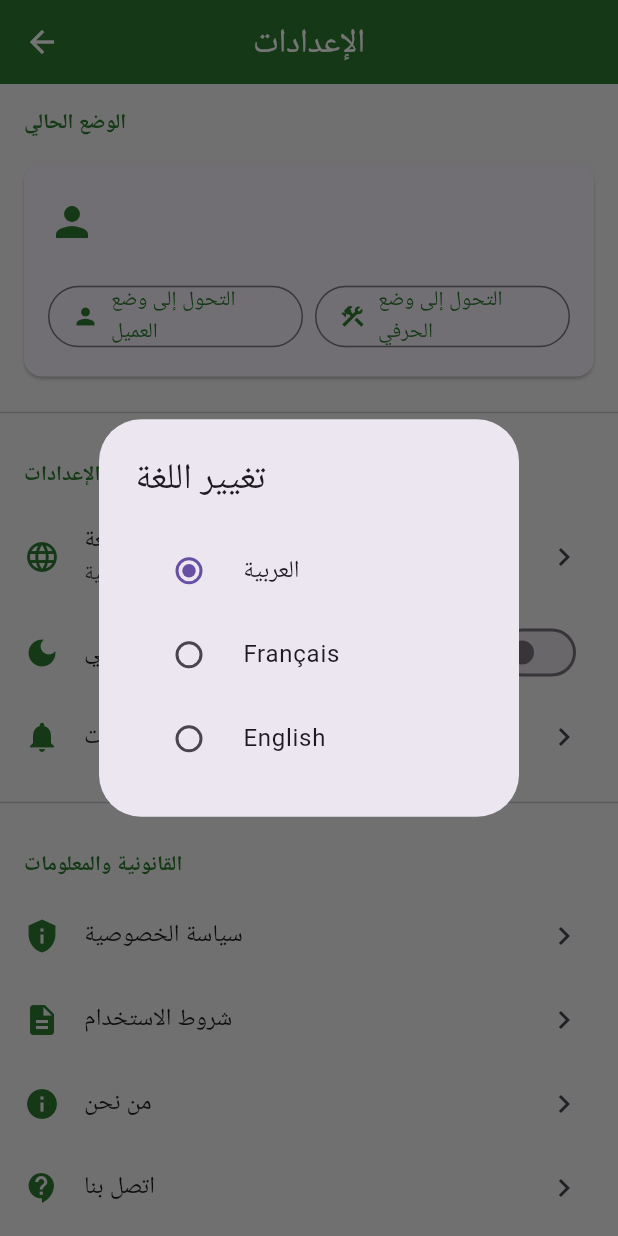
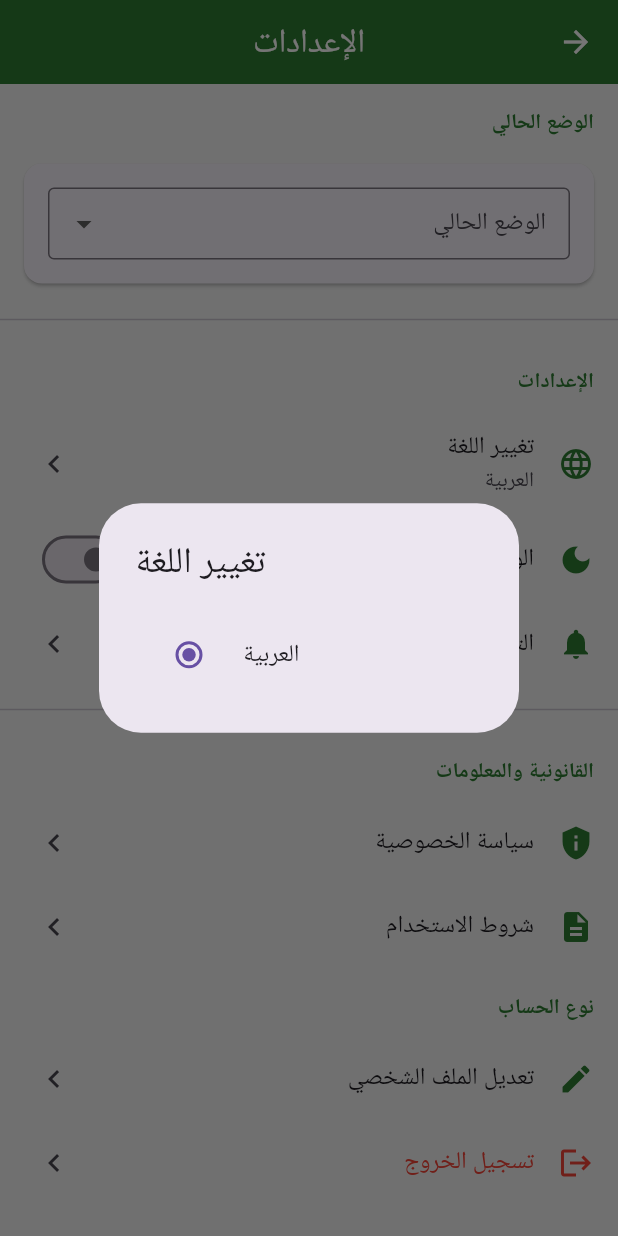
Before and after one commit to azref/elhirafi, a Flutter app: the SettingsScreen screen opened by its route, after a tap on "تغيير اللغة", on a phone screen of 412 x 824 dp. Run offline on Flutter 3.47's test engine with Material 3 defaults, Android fonts, the phone set to English and light mode, and no system bars; our stand-ins replace audioplayers, cloud_firestore, firebase_analytics, firebase_auth, firebase_core, firebase_crashlytics and 6 more; missing offline and left inert: record; accounts and stored records are empty; network calls fail; Roboto replaces fonts that are missing (Cairo).

Commit message:
Update settings_screen.dart

```diff
--- a/lib/screens/main/settings_screen.dart
+++ b/lib/screens/main/settings_screen.dart
@@ -12,6 +12,8 @@ import '../content/privacy_policy_screen.dart';
 import '../content/terms_of_service_screen.dart';
 import '../content/about_us_screen.dart';
 import '../content/contact_us_screen.dart';
+// سنحتاج هذا الملف للانتقال إلى شاشة تعديل الملف الشخصي
+import 'profile_screen.dart';
 
 class SettingsScreen extends StatefulWidget {
   const SettingsScreen({super.key});
@@ -24,28 +26,40 @@ class _SettingsScreenState extends State<SettingsScreen> {
   bool _isDarkMode = false;
   String _selectedLanguage = 'العربية';
 
+  // دالة لتغيير الوضع الليلي (ملاحظة 3)
+  void _toggleDarkMode(bool value) {
+    setState(() {
+      _isDarkMode = value;
+    });
+    // TODO: هنا يجب أن تضيف الكود الذي يغير السمة فعليًا في التطبيق
+    // على سبيل المثال، باستخدام provider لإدارة السمات.
+    ScaffoldMessenger.of(context).showSnackBar(
+      SnackBar(content: Text(_isDarkMode ? 'تم تفعيل الوضع الليلي' : 'تم إيقاف الوضع الليلي')),
+    );
+  }
+
   @override
   Widget build(BuildContext context) {
     final authProvider = Provider.of<AuthProvider>(context);
     final user = authProvider.user;
 
-    return Scaffold(
+    // ملاحظة 4: تغيير اتجاه الشاشة
+    return Directionality(
+      textDirection: TextDirection.rtl,
+      child: Scaffold(
         appBar: AppBar(
           title: const Text(AppStrings.settings),
           backgroundColor: AppColors.primaryColor,
         ),
         body: ListView(
           children: [
-          // --- بداية التعديل ---
-          // User Mode Section (only show if user is not a supplier)
             if (user != null && user.userType != 'supplier') ...[
               _buildSectionHeader(AppStrings.currentMode),
-            _buildModeCard(user, authProvider),
+              // ملاحظة 1: تحويل الأزرار إلى قائمة منسدلة
+              _buildModeDropdown(user, authProvider),
               const Divider(height: 32),
             ],
-          // --- نهاية التعديل ---
 
-          // App Settings
             _buildSectionHeader(AppStrings.settings),
             _buildSettingsTile(
               icon: Icons.language,
@@ -53,97 +67,49 @@ class _SettingsScreenState extends State<SettingsScreen> {
               subtitle: _selectedLanguage,
               onTap: () => _showLanguageDialog(),
             ),
+            // ملاحظة 3: تفعيل الوضع الليلي
             _buildSwitchTile(
               icon: Icons.dark_mode,
               title: AppStrings.darkMode,
               value: _isDarkMode,
-            onChanged: (value) {
-              setState(() => _isDarkMode = value);
-            },
+              onChanged: _toggleDarkMode, // الربط بالدالة
             ),
             _buildSettingsTile(
               icon: Icons.notifications,
               title: AppStrings.notifications,
-            onTap: () {
-              // TODO: Navigate to notifications settings
-            },
+              onTap: () { /* Navigate to notifications settings */ },
             ),
             const Divider(height: 32),
 
-          // Legal & Info
             _buildSectionHeader('القانونية والمعلومات'),
+            // ... باقي الإعدادات تبقى كما هي
              _buildSettingsTile(
               icon: Icons.privacy_tip,
               title: AppStrings.privacyPolicy,
               onTap: () {
-              Navigator.push(
-                context,
-                MaterialPageRoute(
-                  builder: (context) => const PrivacyPolicyScreen(),
-                ),
-              );
+                Navigator.push(context, MaterialPageRoute(builder: (context) => const PrivacyPolicyScreen()));
               },
             ),
             _buildSettingsTile(
               icon: Icons.description,
               title: AppStrings.termsOfService,
               onTap: () {
-              Navigator.push(
-                context,
-                MaterialPageRoute(
-                  builder: (context) => const TermsOfServiceScreen(),
-                ),
-              );
+                Navigator.push(context, MaterialPageRoute(builder: (context) => const TermsOfServiceScreen()));
               },
             ),
-          _buildSettingsTile(
-            icon: Icons.info,
-            title: AppStrings.aboutUs,
-            onTap: () {
-              Navigator.push(
-                context,
-                MaterialPageRoute(
-                  builder: (context) => const AboutUsScreen(),
-                ),
-              );
-            },
-          ),
-          _buildSettingsTile(
-            icon: Icons.contact_support,
-            title: AppStrings.contactUs,
-            onTap: () {
-              Navigator.push(
-                context,
-                MaterialPageRoute(
-                  builder: (context) => const ContactUsScreen(),
-                ),
-              );
-            },
-          ),
-          const Divider(height: 32),
+            // ...
 
-          // Share & Rate
-          _buildSectionHeader('مشاركة التطبيق'),
-          _buildSettingsTile(
-            icon: Icons.share,
-            title: AppStrings.shareApp,
-            onTap: () => _shareApp(),
-          ),
-          _buildSettingsTile(
-            icon: Icons.star,
-            title: AppStrings.rateApp,
-            onTap: () => _rateApp(),
-          ),
-          const Divider(height: 32),
-
-          // Account
             if (user != null) ...[
               _buildSectionHeader(AppStrings.accountType),
+              // ملاحظة 5: تفعيل زر تعديل الملف الشخصي
               _buildSettingsTile(
                 icon: Icons.edit,
                 title: AppStrings.editProfile,
                 onTap: () {
-                // Navigate to profile edit
+                  Navigator.push(
+                    context,
+                    MaterialPageRoute(builder: (context) => const ProfileScreen()),
+                  );
                 },
               ),
               _buildSettingsTile(
@@ -152,26 +118,46 @@ class _SettingsScreenState extends State<SettingsScreen> {
                 textColor: AppColors.errorColor,
                 onTap: () => _showLogoutDialog(authProvider),
               ),
-            _buildSettingsTile(
-              icon: Icons.delete_forever,
-              title: AppStrings.deleteAccount,
-              textColor: AppColors.errorColor,
-              onTap: () => _showDeleteAccountDialog(authProvider),
-            ),
+              // ...
             ],
-
             const SizedBox(height: 32),
-          Center(
-            child: Text(
-              '${AppStrings.version} 1.0.0',
-              style: TextStyle(color: Colors.grey[600], fontSize: 12),
-            ),
-          ),
+            const Center(child: Text('${AppStrings.version} 1.0.0')),
             const SizedBox(height: 16),
           ],
         ),
+      ),
     );
   }
+
+  // الدالة الجديدة للقائمة المنسدلة (ملاحظة 1)
+  Widget _buildModeDropdown(UserModel user, AuthProvider authProvider) {
+    return Card(
+      margin: const EdgeInsets.symmetric(horizontal: 16, vertical: 8),
+      child: Padding(
+        padding: const EdgeInsets.all(16),
+        child: DropdownButtonFormField<String>(
+          value: user.userType,
+          decoration: const InputDecoration(
+            labelText: 'الوضع الحالي',
+            border: OutlineInputBorder(),
+            contentPadding: EdgeInsets.symmetric(horizontal: 12, vertical: 8),
+          ),
+          items: const [
+            DropdownMenuItem(value: AppStrings.client, child: Text(AppStrings.clientMode)),
+            DropdownMenuItem(value: AppStrings.craftsman, child: Text(AppStrings.craftsmanMode)),
+          ],
+          onChanged: (newValue) {
+            if (newValue != null && newValue != user.userType) {
+              _switchMode(newValue, authProvider);
+            }
+          },
+        ),
+      ),
+    );
+  }
+
+  // ... باقي الدوال المساعدة تبقى كما هي
+  // _buildSectionHeader, _buildSettingsTile, _buildSwitchTile, _showLanguageDialog, etc.
 
    Widget _buildSectionHeader(String title) {
     return Padding(
@@ -182,93 +168,6 @@ class _SettingsScreenState extends State<SettingsScreen> {
           fontSize: 14,
           fontWeight: FontWeight.bold,
           color: AppColors.primaryColor,
-        ),
-      ),
-    );
-  }
-
-  Widget _buildModeCard(UserModel user, AuthProvider authProvider) {
-    String currentModeText = '';
-    IconData currentModeIcon = Icons.person;
-
-    switch (user.userType) {
-      case 'client':
-        currentModeText = AppStrings.clientMode;
-        currentModeIcon = Icons.person;
-        break;
-      case 'craftsman':
-        currentModeText = AppStrings.craftsmanMode;
-        currentModeIcon = Icons.construction;
-        break;
-      case 'supplier':
-        currentModeText = AppStrings.supplierMode;
-        currentModeIcon = Icons.store;
-        break;
-    }
-
-    return Card(
-      margin: const EdgeInsets.symmetric(horizontal: 16, vertical: 8),
-      child: Padding(
-        padding: const EdgeInsets.all(16),
-        child: Column(
-          children: [
-            Row(
-              children: [
-                Icon(currentModeIcon, color: AppColors.primaryColor, size: 32),
-                const SizedBox(width: 16),
-                Expanded(
-                  child: Column(
-                    crossAxisAlignment: CrossAxisAlignment.start,
-                    children: [
-                      Text(
-                        currentModeText,
-                        style: const TextStyle(
-                          fontSize: 18,
-                          fontWeight: FontWeight.bold,
-                        ),
-                      ),
-                      Text(
-                        user.name,
-                        style: TextStyle(
-                          fontSize: 14,
-                          color: Colors.grey[600],
-                        ),
-                      ),
-                    ],
-                  ),
-                ),
-              ],
-            ),
-            const SizedBox(height: 16),
-            Row(
-              children: [
-                if (user.userType != 'client')
-                  Expanded(
-                    child: OutlinedButton.icon(
-                      onPressed: () => _switchMode('client', authProvider),
-                      icon: const Icon(Icons.person, size: 18),
-                      label: const Text(AppStrings.switchToClientMode),
-                      style: OutlinedButton.styleFrom(
-                        foregroundColor: AppColors.primaryColor,
-                      ),
-                    ),
-                  ),
-                if (user.userType != 'client' && user.userType != 'craftsman')
-                  const SizedBox(width: 8),
-                if (user.userType != 'craftsman')
-                  Expanded(
-                    child: OutlinedButton.icon(
-                      onPressed: () => _switchMode('craftsman', authProvider),
-                      icon: const Icon(Icons.construction, size: 18),
-                      label: const Text(AppStrings.switchToCraftsmanMode),
-                      style: OutlinedButton.styleFrom(
-                        foregroundColor: AppColors.primaryColor,
-                      ),
-                    ),
-                  ),
-              ],
-            ),
-          ],
         ),
       ),
     );
@@ -333,24 +232,6 @@ class _SettingsScreenState extends State<SettingsScreen> {
                 Navigator.pop(context);
               },
             ),
-            RadioListTile<String>(
-              title: const Text('Français'),
-              value: 'Français',
-              groupValue: _selectedLanguage,
-              onChanged: (value) {
-                setState(() => _selectedLanguage = value!);
-                Navigator.pop(context);
-              },
-            ),
-            RadioListTile<String>(
-              title: const Text('English'),
-              value: 'English',
-              groupValue: _selectedLanguage,
-              onChanged: (value) {
-                setState(() => _selectedLanguage = value!);
-                Navigator.pop(context);
-              },
-            ),
           ],
         ),
       ),
@@ -371,7 +252,6 @@ class _SettingsScreenState extends State<SettingsScreen> {
           ElevatedButton(
             onPressed: () async {
               Navigator.pop(context);
-              // Update user type in Firestore
               await authProvider.updateUserType(newMode);
               ScaffoldMessenger.of(context).showSnackBar(
                 const SnackBar(content: Text('تم تغيير الوضع بنجاح')),
@@ -385,29 +265,9 @@ class _SettingsScreenState extends State<SettingsScreen> {
   }
 
   String _getModeText(String type) {
-    switch (type) {
-      case 'client':
-        return AppStrings.clientMode;
-      case 'craftsman':
-        return AppStrings.craftsmanMode;
-      case 'supplier':
-        return AppStrings.supplierMode;
-      default:
+    if (type == AppStrings.client) return AppStrings.clientMode;
+    if (type == AppStrings.craftsman) return AppStrings.craftsmanMode;
     return '';
-    }
-  }
-
-  void _shareApp() {
-    Share.share(
-      'تطبيق الصانع الحرفي - منصة ربط الحرفيين بأصحاب المشاريع\nhttps://play.google.com/store/apps/details?id=com.elsane3.app',
-    );
-  }
-
-  void _rateApp() async {
-    final url = Uri.parse('https://play.google.com/store/apps/details?id=com.elsane3.app');
-    if (await canLaunchUrl(url)) {
-      await launchUrl(url, mode: LaunchMode.externalApplication);
-    }
   }
 
   void _showLogoutDialog(AuthProvider authProvider) {
@@ -423,7 +283,7 @@ class _SettingsScreenState extends State<SettingsScreen> {
           ),
           ElevatedButton(
             onPressed: () async {
-              Navigator.pop(context); // Close the dialog first
+              Navigator.pop(context);
               await authProvider.signOut();
             },
             style: ElevatedButton.styleFrom(backgroundColor: AppColors.errorColor),
@@ -433,31 +293,4 @@ class _SettingsScreenState extends State<SettingsScreen> {
       ),
     );
   }
-
-  void _showDeleteAccountDialog(AuthProvider authProvider) {
-    showDialog(
-      context: context,
-      builder: (context) => AlertDialog(
-        title: const Text(AppStrings.deleteAccount),
-        content: const Text(AppStrings.confirmDeleteAccount),
-        actions: [
-          TextButton(
-            onPressed: () => Navigator.pop(context),
-            child: const Text(AppStrings.cancel),
-          ),
-          ElevatedButton(
-            onPressed: () async {
-              // TODO: Implement account deletion
-              Navigator.pop(context);
-              ScaffoldMessenger.of(context).showSnackBar(
-                const SnackBar(content: Text(AppStrings.accountDeleted)),
-              );
-            },
-            style: ElevatedButton.styleFrom(backgroundColor: AppColors.errorColor),
-            child: const Text(AppStrings.delete),
-          ),
-        ],
-      ),
-    );
 }
-}
```
Lines whose indentation alone changed are shown as unchanged.
